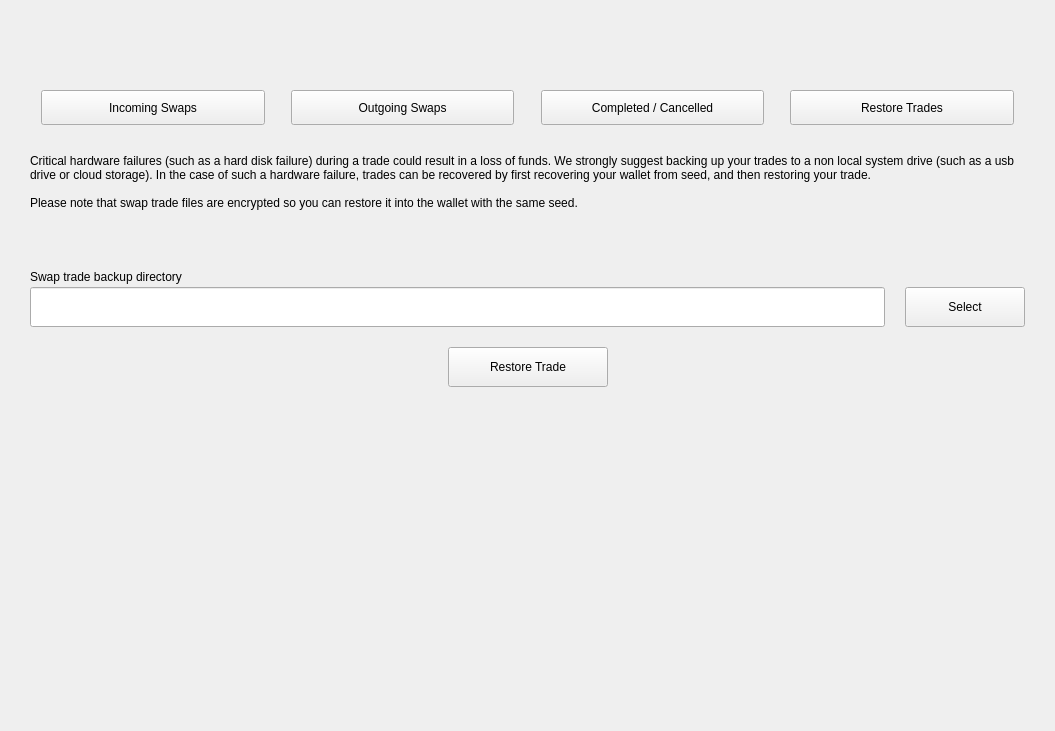
Before: the Qt Designer form windows_desktop/s_swaplist_w.ui in 0xkobe/mwc-wallet, drawn with Qt 5.
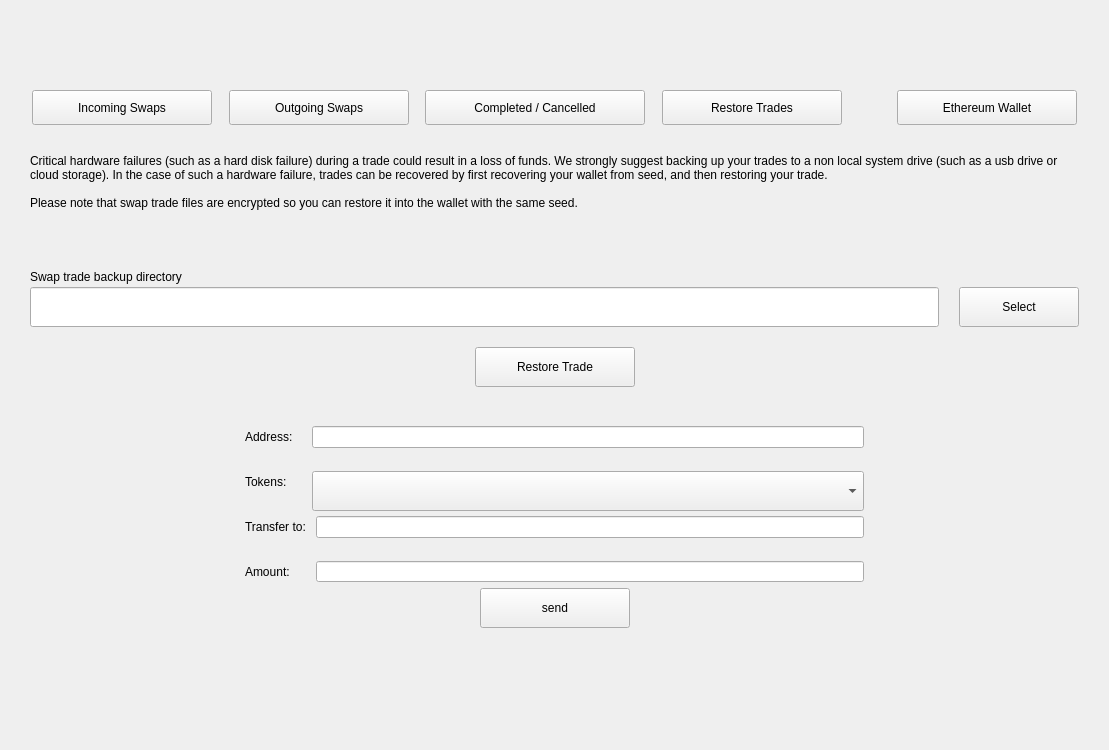
After: the same form once the commit is applied. Icons and pictures are not drawn. Custom widgets are drawn as their Qt base class.

Commit message: support ethereum atomiswap

Diff of the .ui file:
```diff
--- a/windows_desktop/s_swaplist_w.ui
+++ b/windows_desktop/s_swaplist_w.ui
@@ -6,8 +6,8 @@
    <rect>
     <x>0</x>
     <y>0</y>
-    <width>1055</width>
-    <height>731</height>
+    <width>1109</width>
+    <height>750</height>
    </rect>
   </property>
   <property name="windowTitle">
@@ -30,7 +30,7 @@
     <number>20</number>
    </property>
    <item>
-    <layout class="QHBoxLayout" name="horizontalLayout_2" stretch="1,20,1,20,1,20,1,20,1">
+    <layout class="QHBoxLayout" name="horizontalLayout_2" stretch="1,20,1,20,1,20,1,0,0,20,1">
      <item>
       <spacer name="horizontalSpacer_5">
        <property name="orientation">
@@ -207,6 +207,50 @@
        </property>
       </widget>
      </item>
+     <item>
+      <spacer name="horizontalSpacer_11">
+       <property name="orientation">
+        <enum>Qt::Horizontal</enum>
+       </property>
+       <property name="sizeHint" stdset="0">
+        <size>
+         <width>40</width>
+         <height>20</height>
+        </size>
+       </property>
+      </spacer>
+     </item>
+     <item>
+      <widget class="control::MwcToolButtonUnderscore" name="ethWalletTab">
+       <property name="minimumSize">
+        <size>
+         <width>180</width>
+         <height>35</height>
+        </size>
+       </property>
+       <property name="maximumSize">
+        <size>
+         <width>999</width>
+         <height>35</height>
+        </size>
+       </property>
+       <property name="toolTip">
+        <string>Ethereum Wallet</string>
+       </property>
+       <property name="text">
+        <string>Ethereum Wallet</string>
+       </property>
+       <property name="checkable">
+        <bool>true</bool>
+       </property>
+       <property name="popupMode">
+        <enum>QToolButton::InstantPopup</enum>
+       </property>
+       <property name="toolButtonStyle">
+        <enum>Qt::ToolButtonTextOnly</enum>
+       </property>
+      </widget>
+     </item>
      <item>
       <spacer name="horizontalSpacer_10">
        <property name="orientation">
@@ -408,6 +452,300 @@
      </property>
     </widget>
    </item>
+   <item>
+    <widget class="QWidget" name="ethWalletHolder" native="true">
+     <property name="sizePolicy">
+      <sizepolicy hsizetype="Preferred" vsizetype="Preferred">
+       <horstretch>0</horstretch>
+       <verstretch>0</verstretch>
+      </sizepolicy>
+     </property>
+     <property name="minimumSize">
+      <size>
+       <width>0</width>
+       <height>200</height>
+      </size>
+     </property>
+     <property name="cursor">
+      <cursorShape>IBeamCursor</cursorShape>
+     </property>
+     <property name="mouseTracking">
+      <bool>true</bool>
+     </property>
+     <layout class="QHBoxLayout" name="horizontalLayout_12">
+      <item>
+       <layout class="QHBoxLayout" name="horizontalLayout_11" stretch="2,6,2">
+        <item>
+         <spacer name="horizontalSpacer_4">
+          <property name="orientation">
+           <enum>Qt::Horizontal</enum>
+          </property>
+          <property name="sizeHint" stdset="0">
+           <size>
+            <width>40</width>
+            <height>20</height>
+           </size>
+          </property>
+         </spacer>
+        </item>
+        <item>
+         <layout class="QVBoxLayout" name="verticalLayout_4">
+          <item>
+           <spacer name="verticalSpacer_3">
+            <property name="orientation">
+             <enum>Qt::Vertical</enum>
+            </property>
+            <property name="sizeHint" stdset="0">
+             <size>
+              <width>592</width>
+              <height>80</height>
+             </size>
+            </property>
+           </spacer>
+          </item>
+          <item>
+           <layout class="QHBoxLayout" name="horizontalLayout_9" stretch="1,9">
+            <item>
+             <widget class="control::MwcLabelNormal" name="labelAddress">
+              <property name="minimumSize">
+               <size>
+                <width>0</width>
+                <height>0</height>
+               </size>
+              </property>
+              <property name="cursor">
+               <cursorShape>IBeamCursor</cursorShape>
+              </property>
+              <property name="mouseTracking">
+               <bool>true</bool>
+              </property>
+              <property name="text">
+               <string>Address: </string>
+              </property>
+              <property name="textInteractionFlags">
+               <set>Qt::LinksAccessibleByKeyboard|Qt::LinksAccessibleByMouse|Qt::TextBrowserInteraction|Qt::TextEditable|Qt::TextEditorInteraction|Qt::TextSelectableByKeyboard|Qt::TextSelectableByMouse</set>
+              </property>
+             </widget>
+            </item>
+            <item>
+             <widget class="control::MwcLineEditNormal" name="ethAddressEdit">
+              <property name="readOnly">
+               <bool>true</bool>
+              </property>
+             </widget>
+            </item>
+           </layout>
+          </item>
+          <item>
+           <spacer name="verticalSpacer_9">
+            <property name="orientation">
+             <enum>Qt::Vertical</enum>
+            </property>
+            <property name="sizeType">
+             <enum>QSizePolicy::Fixed</enum>
+            </property>
+            <property name="sizeHint" stdset="0">
+             <size>
+              <width>397</width>
+              <height>17</height>
+             </size>
+            </property>
+           </spacer>
+          </item>
+          <item>
+           <layout class="QHBoxLayout" name="horizontalLayout_10" stretch="1,9">
+            <item>
+             <widget class="control::MwcLabelNormal" name="label_3">
+              <property name="text">
+               <string>Tokens:   </string>
+              </property>
+             </widget>
+            </item>
+            <item>
+             <widget class="control::MwcComboBox" name="ethTokenComboBox">
+              <property name="sizePolicy">
+               <sizepolicy hsizetype="Minimum" vsizetype="Fixed">
+                <horstretch>0</horstretch>
+                <verstretch>0</verstretch>
+               </sizepolicy>
+              </property>
+              <property name="minimumSize">
+               <size>
+                <width>400</width>
+                <height>40</height>
+               </size>
+              </property>
+              <property name="maximumSize">
+               <size>
+                <width>16777215</width>
+                <height>40</height>
+               </size>
+              </property>
+             </widget>
+            </item>
+           </layout>
+          </item>
+          <item>
+           <spacer name="verticalSpacer_10">
+            <property name="orientation">
+             <enum>Qt::Vertical</enum>
+            </property>
+            <property name="sizeType">
+             <enum>QSizePolicy::Fixed</enum>
+            </property>
+            <property name="sizeHint" stdset="0">
+             <size>
+              <width>397</width>
+              <height>17</height>
+             </size>
+            </property>
+           </spacer>
+          </item>
+          <item>
+           <layout class="QHBoxLayout" name="horizontalLayout_3" stretch="1,9">
+            <item>
+             <widget class="control::MwcLabelNormal" name="label_2">
+              <property name="text">
+               <string>Transfer to: </string>
+              </property>
+             </widget>
+            </item>
+            <item>
+             <widget class="control::MwcLineEditNormal" name="addrSendtoLineEdit"/>
+            </item>
+           </layout>
+          </item>
+          <item>
+           <spacer name="verticalSpacer_2">
+            <property name="orientation">
+             <enum>Qt::Vertical</enum>
+            </property>
+            <property name="sizeType">
+             <enum>QSizePolicy::Fixed</enum>
+            </property>
+            <property name="sizeHint" stdset="0">
+             <size>
+              <width>319</width>
+              <height>17</height>
+             </size>
+            </property>
+           </spacer>
+          </item>
+          <item>
+           <layout class="QHBoxLayout" name="horizontalLayout_8" stretch="1,9">
+            <item>
+             <widget class="control::MwcLabelNormal" name="labelAmount">
+              <property name="text">
+               <string>Amount:      </string>
+              </property>
+             </widget>
+            </item>
+            <item>
+             <widget class="control::MwcLineEditNormal" name="amountEdit"/>
+            </item>
+           </layout>
+          </item>
+          <item>
+           <layout class="QHBoxLayout" name="horizontalLayout_7">
+            <item>
+             <spacer name="horizontalSpacer_16">
+              <property name="orientation">
+               <enum>Qt::Horizontal</enum>
+              </property>
+              <property name="sizeHint" stdset="0">
+               <size>
+                <width>40</width>
+                <height>20</height>
+               </size>
+              </property>
+             </spacer>
+            </item>
+            <item>
+             <widget class="control::MwcPushButtonNormal" name="ethSendBtn">
+              <property name="sizePolicy">
+               <sizepolicy hsizetype="Maximum" vsizetype="Fixed">
+                <horstretch>0</horstretch>
+                <verstretch>0</verstretch>
+               </sizepolicy>
+              </property>
+              <property name="minimumSize">
+               <size>
+                <width>150</width>
+                <height>40</height>
+               </size>
+              </property>
+              <property name="layoutDirection">
+               <enum>Qt::LeftToRight</enum>
+              </property>
+              <property name="text">
+               <string>send</string>
+              </property>
+             </widget>
+            </item>
+            <item>
+             <spacer name="horizontalSpacer_17">
+              <property name="orientation">
+               <enum>Qt::Horizontal</enum>
+              </property>
+              <property name="sizeHint" stdset="0">
+               <size>
+                <width>40</width>
+                <height>20</height>
+               </size>
+              </property>
+             </spacer>
+            </item>
+           </layout>
+          </item>
+          <item>
+           <spacer name="verticalSpacer_11">
+            <property name="orientation">
+             <enum>Qt::Vertical</enum>
+            </property>
+            <property name="sizeType">
+             <enum>QSizePolicy::Fixed</enum>
+            </property>
+            <property name="sizeHint" stdset="0">
+             <size>
+              <width>397</width>
+              <height>17</height>
+             </size>
+            </property>
+           </spacer>
+          </item>
+          <item>
+           <spacer name="verticalSpacer_5">
+            <property name="orientation">
+             <enum>Qt::Vertical</enum>
+            </property>
+            <property name="sizeHint" stdset="0">
+             <size>
+              <width>592</width>
+              <height>80</height>
+             </size>
+            </property>
+           </spacer>
+          </item>
+         </layout>
+        </item>
+        <item>
+         <spacer name="horizontalSpacer_15">
+          <property name="orientation">
+           <enum>Qt::Horizontal</enum>
+          </property>
+          <property name="sizeHint" stdset="0">
+           <size>
+            <width>40</width>
+            <height>20</height>
+           </size>
+          </property>
+         </spacer>
+        </item>
+       </layout>
+      </item>
+     </layout>
+    </widget>
+   </item>
    <item>
     <widget class="QWidget" name="refreshBtnsHolder" native="true">
      <property name="minimumSize">
@@ -436,8 +774,8 @@
         </property>
         <property name="sizeHint" stdset="0">
          <size>
-          <width>40</width>
-          <height>20</height>
+          <width>435</width>
+          <height>17</height>
          </size>
         </property>
        </spacer>
@@ -499,8 +837,8 @@
         </property>
         <property name="sizeHint" stdset="0">
          <size>
-          <width>40</width>
-          <height>20</height>
+          <width>37</width>
+          <height>17</height>
          </size>
         </property>
        </spacer>
@@ -559,8 +897,8 @@
         </property>
         <property name="sizeHint" stdset="0">
          <size>
-          <width>40</width>
-          <height>20</height>
+          <width>434</width>
+          <height>17</height>
          </size>
         </property>
        </spacer>
@@ -686,6 +1024,11 @@
    <extends>QToolButton</extends>
    <header>control_desktop/MwcToolButton.h</header>
   </customwidget>
+  <customwidget>
+   <class>control::MwcComboBox</class>
+   <extends>QComboBox</extends>
+   <header>control_desktop/MwcComboBox.h</header>
+  </customwidget>
  </customwidgets>
  <resources>
   <include location="../resources_desktop.qrc"/>
```
The commit also changes 20 other files.
